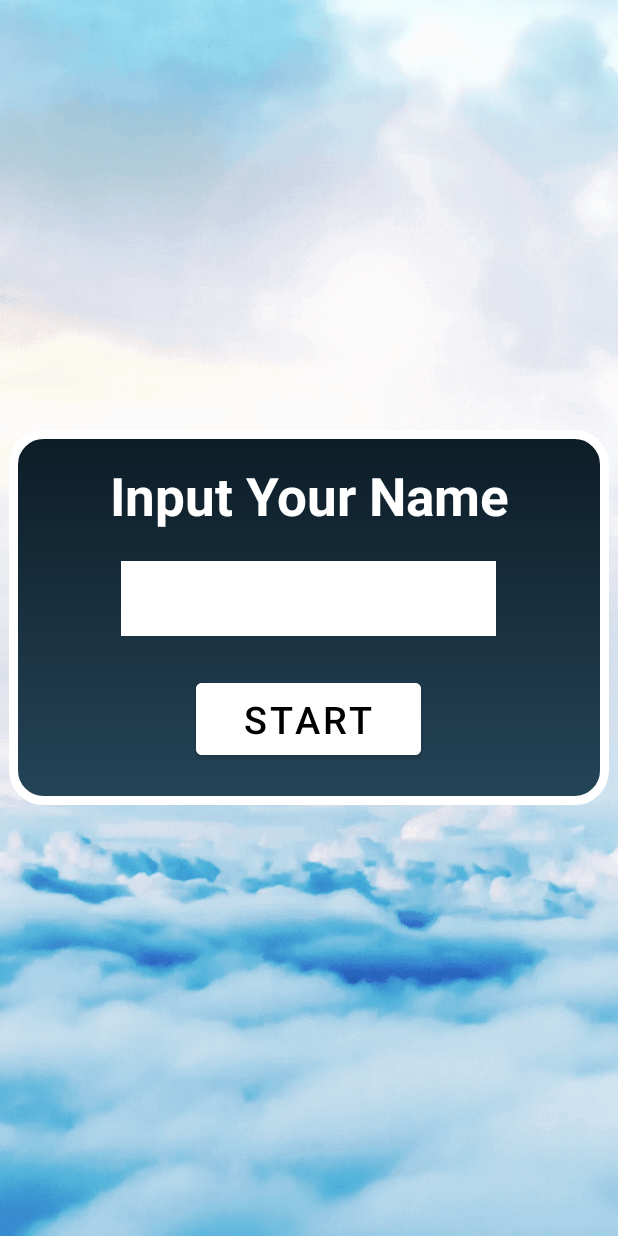
After one commit to vitramkhoi2044/ProjectLearningEnglish, an Android app: the layout activity_inputname_correctword.xml on its own in the app's theme, with its tools: preview values and no code run, on a phone screen of 412 x 824 dp. The commit adds this screen. Run offline under Robolectric (Android 15) with nearby library versions, the phone set to English and light mode, and no system bars; Roboto replaces fonts that are not available here.

Commit message:
update database and add layout input name for correct word

```diff
--- a/Learning English/app/src/main/java/com/example/learningenglish/MainActivity.java
+++ b/Learning English/app/src/main/java/com/example/learningenglish/MainActivity.java
@@ -21,7 +21,7 @@ public class MainActivity extends AppCompatActivity {
     @Override
     protected void onCreate(Bundle savedInstanceState) {
         super.onCreate(savedInstanceState);
-        setContentView(R.layout.activity_correctwords);
+        setContentView(R.layout.activity_inputname_correctword);
 
         //intitView();
         //drawPieChartEnglishQuiz();
--- /dev/null
+++ b/Learning English/app/src/main/res/layout/activity_inputname_correctword.xml
@@ -0,0 +1,55 @@
+<?xml version="1.0" encoding="utf-8"?>
+<RelativeLayout
+    xmlns:android="http://schemas.android.com/apk/res/android"
+    android:layout_width="match_parent"
+    android:layout_height="match_parent"
+    android:background="@drawable/may">
+    <RelativeLayout
+        android:id="@+id/TxtLayoutCenter"
+        android:layout_width="400dp"
+        android:layout_height="250dp"
+        android:layout_centerVertical="true"
+        android:layout_centerHorizontal="true"
+        android:background="@drawable/quiz_background"
+        >
+
+        <TextView
+            android:id="@+id/Txt1"
+            android:layout_width="match_parent"
+            android:layout_height="wrap_content"
+            android:text="Input Your Name"
+            android:textSize="35dp"
+            android:textAlignment="center"
+            android:textStyle="bold"
+            android:textColor="@color/white"
+            android:layout_marginTop="20dp"
+            />
+
+        <EditText
+            android:id="@+id/EdtNameCorrectWord"
+            android:layout_width="250dp"
+            android:layout_height="50dp"
+            android:layout_below="@id/Txt1"
+            android:textSize="25dp"
+            android:layout_centerHorizontal="true"
+            android:background="@color/white"
+            android:textAlignment="textStart"
+            android:textStyle="bold"
+            android:textColor="@color/black"
+            android:layout_marginTop="20dp"
+            />
+        <Button
+            android:id="@+id/BtnPlayCorrectWord"
+            android:layout_width="150dp"
+            android:layout_height="60dp"
+            android:layout_below="@id/EdtNameCorrectWord"
+            android:layout_marginTop="25dp"
+            android:text="start"
+            android:textSize="25dp"
+            android:textColor="@color/black"
+            android:backgroundTint="@color/white"
+            android:layout_centerHorizontal="true"
+            />
+    </RelativeLayout>
+
+</RelativeLayout>
```
Also changed, not shown: 1 other file.
